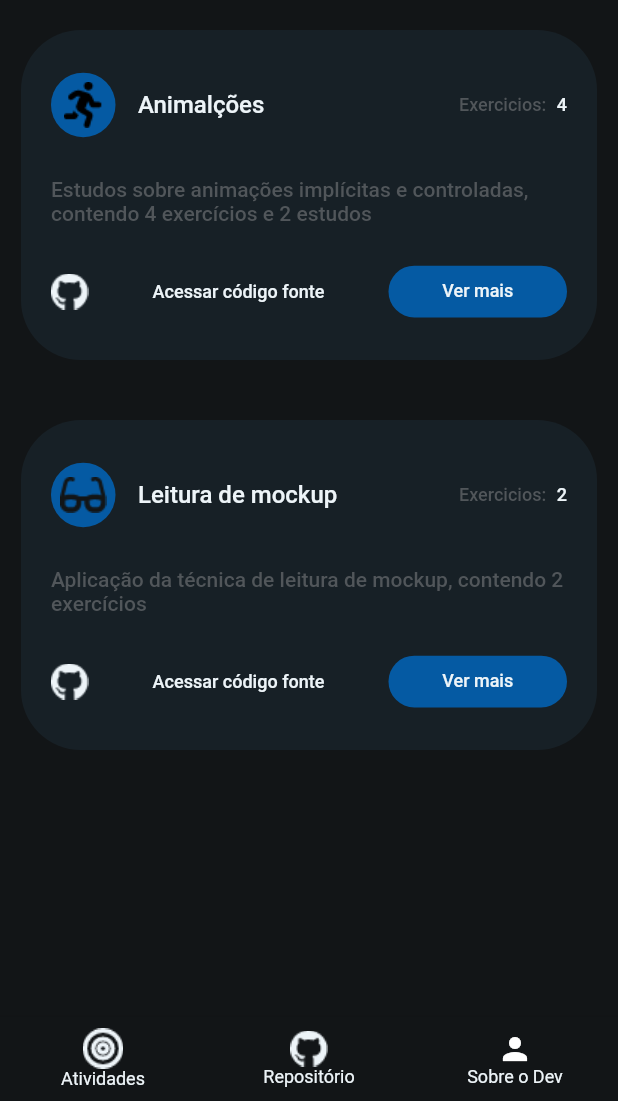
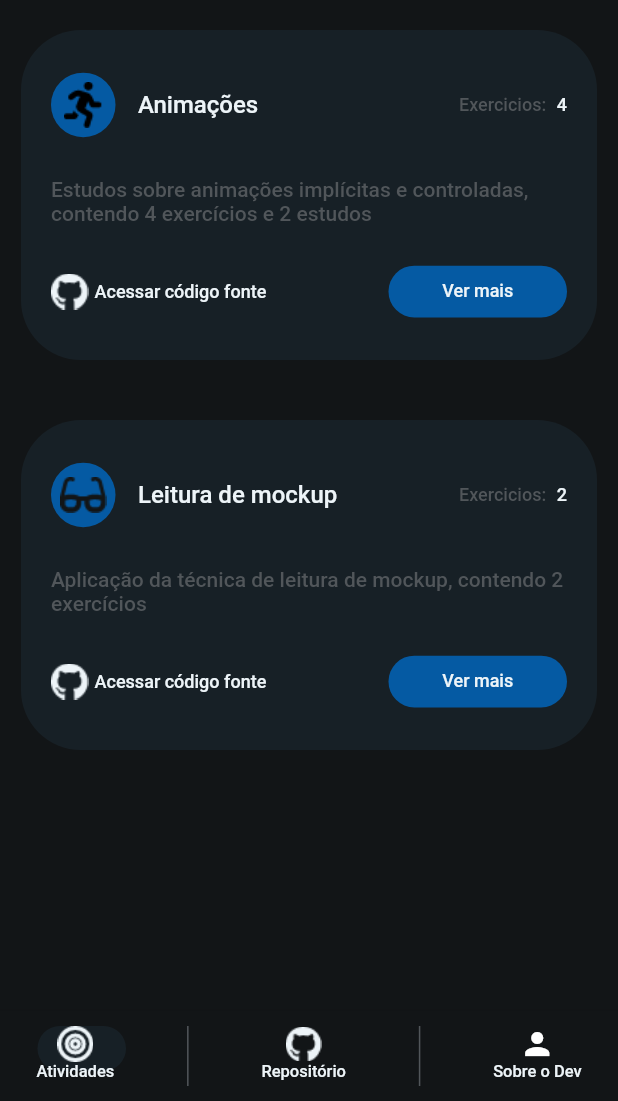
Before and after one commit to CYH05/miscelanea, a Flutter app: the screen it shows after launch, on a phone screen of 412 x 824 dp, the part 135-1236 px from its top. Run offline on Flutter 3.47's test engine with Material 2 defaults, Android fonts, the phone set to English and light mode, and no system bars; our stand-ins replace flutter_svg; Roboto replaces fonts that are missing (Montserrat, Poppins).

Commit message:
Finishing BottomAppBar animation

```diff
--- a/lib/home_page.dart
+++ b/lib/home_page.dart
@@ -1,9 +1,9 @@
 import 'package:flutter/material.dart';
 import 'package:miscelanea/const/colors.dart';
+import 'package:miscelanea/const/font.dart';
 import 'package:miscelanea/pages/about_dev_page.dart';
 import 'package:miscelanea/pages/activity_page.dart';
 import 'package:miscelanea/pages/repository_page.dart';
-import 'package:miscelanea/widgets/bottom_navigation_bar_itens.dart';
 
 class HomePage extends StatefulWidget {
   const HomePage({Key? key}) : super(key: key);
@@ -12,8 +12,10 @@ class HomePage extends StatefulWidget {
   _HomePageState createState() => _HomePageState();
 }
 
-class _HomePageState extends State<HomePage> {
+class _HomePageState extends State<HomePage> with TickerProviderStateMixin {
   int _index = 0;
+  Alignment _alignmentAnimation = Alignment.bottomLeft;
+
   final pages = [
     const ActivityPage(),
     const RepositoryPage(),
@@ -22,20 +24,147 @@ class _HomePageState extends State<HomePage> {
 
   @override
   Widget build(BuildContext context) {
+    Size _size = MediaQuery.of(context).size;
+    double _width = _size.width;
     return Scaffold(
       body: pages[_index],
-      bottomNavigationBar: BottomNavigationBar(
-        onTap: (index) {
-          setState(() {
-            _index = index;
-          });
-        },
-        items: bottomNavigationBarItens,
-        backgroundColor: scaffoldBackground,
-        selectedItemColor: textHighlight,
-        unselectedItemColor: textHighlight,
-        unselectedFontSize: 12,
-        selectedFontSize: 12,
+      bottomNavigationBar: BottomAppBar(
+        color: scaffoldBackground,
+        child: Container(
+          padding: const EdgeInsets.only(top: 10),
+          height: 60,
+          child: Stack(
+            children: [
+              SizedBox(
+                width: _width,
+                child: AnimatedAlign(
+                  alignment: _alignmentAnimation,
+                  duration: const Duration(milliseconds: 500),
+                  child: Padding(
+                    padding:
+                        const EdgeInsets.only(left: 25, right: 25, bottom: 20),
+                    child: Container(
+                      width: 59,
+                      height: 32,
+                      padding: const EdgeInsets.symmetric(vertical: 4),
+                      decoration: BoxDecoration(
+                        borderRadius: BorderRadius.circular(20),
+                        color: cardBackground,
+                      ),
+                    ),
+                  ),
+                ),
+              ),
+              Row(
+                mainAxisAlignment: MainAxisAlignment.spaceAround,
+                children: [
+                  GestureDetector(
+                    onTap: () {
+                      setState(() {
+                        _index = 0;
+                        _alignmentAnimation = Alignment.bottomLeft;
+                      });
+                    },
+                    child: Column(
+                      children: [
+                        Image.asset(
+                          "images/feather_target/Icon feather-target.png",
+                          width: 24,
+                          height: 24,
+                        ),
+                        const Text(
+                          "Atividades",
+                          style: TextStyle(
+                            color: textHighlight,
+                            fontSize: 11,
+                            fontFamily: fontPoppins,
+                            fontWeight: FontWeight.w500,
+                          ),
+                        ),
+                      ],
+                    ),
+                  ),
+                  Column(
+                    children: [
+                      Padding(
+                        padding: const EdgeInsets.only(bottom: 10),
+                        child: Container(
+                          color: textBody,
+                          width: 1,
+                          height: 40,
+                        ),
+                      ),
+                    ],
+                  ),
+                  GestureDetector(
+                    onTap: () {
+                      setState(() {
+                        _index = 1;
+                        _alignmentAnimation = Alignment.bottomCenter;
+                      });
+                    },
+                    child: Column(
+                      children: [
+                        Image.asset(
+                          "images/github/Icon awesome-github.png",
+                          height: 24,
+                          width: 24,
+                        ),
+                        const Text(
+                          "Repositório",
+                          style: TextStyle(
+                            color: textHighlight,
+                            fontSize: 11,
+                            fontFamily: fontPoppins,
+                            fontWeight: FontWeight.w500,
+                          ),
+                        ),
+                      ],
+                    ),
+                  ),
+                  Column(
+                    children: [
+                      Padding(
+                        padding: const EdgeInsets.only(bottom: 10),
+                        child: Container(
+                          color: textBody,
+                          width: 1,
+                          height: 40,
+                        ),
+                      ),
+                    ],
+                  ),
+                  GestureDetector(
+                    onTap: () {
+                      setState(() {
+                        _index = 2;
+                        _alignmentAnimation = Alignment.bottomRight;
+                      });
+                    },
+                    child: Column(
+                      children: const [
+                        Icon(
+                          Icons.person,
+                          color: Colors.white,
+                          size: 24,
+                        ),
+                        Text(
+                          "Sobre o Dev",
+                          style: TextStyle(
+                            color: textHighlight,
+                            fontSize: 11,
+                            fontFamily: fontPoppins,
+                            fontWeight: FontWeight.w500,
+                          ),
+                        ),
+                      ],
+                    ),
+                  ),
+                ],
+              ),
+            ],
+          ),
+        ),
       ),
     );
   }
--- a/lib/pages/about_dev_page.dart
+++ b/lib/pages/about_dev_page.dart
@@ -1,5 +1,6 @@
 import 'package:flutter/material.dart';
 import 'package:miscelanea/const/colors.dart';
+import 'package:miscelanea/url_launcher/url_launcher.dart';
 import 'package:miscelanea/widgets/app_bar.dart';
 import 'package:miscelanea/widgets/about_dev/level_bar.dart';
 import 'package:miscelanea/widgets/technology_card/technology_card.dart';
@@ -71,12 +72,16 @@ class _AboutDevPageState extends State<AboutDevPage> {
                                 height: 22.48,
                               ),
                             ),
-                            Padding(
-                              padding: const EdgeInsets.only(right: 27.34),
-                              child: SvgPicture.asset(
-                                "images/contacts/Icon awesome-github-alt.svg",
-                                width: 12.04,
-                                height: 22.48,
+                            GestureDetector(
+                              onTap: () =>
+                                  launchURL("https://github.com/CYH05"),
+                              child: Padding(
+                                padding: const EdgeInsets.only(right: 27.34),
+                                child: SvgPicture.asset(
+                                  "images/contacts/Icon awesome-github-alt.svg",
+                                  width: 12.04,
+                                  height: 22.48,
+                                ),
                               ),
                             ),
                             Padding(
--- a/lib/pages/activity_page.dart
+++ b/lib/pages/activity_page.dart
@@ -13,11 +13,6 @@ class ActivityPage extends StatefulWidget {
 }
 
 class _ActivityPageState extends State<ActivityPage> {
-  _accessAnimationListPage() {
-    Navigator.push(context,
-        MaterialPageRoute(builder: (context) => const AnimationListPage()));
-  }
-
   @override
   Widget build(BuildContext context) {
     Size _size = MediaQuery.of(context).size;
@@ -38,8 +33,9 @@ class _ActivityPageState extends State<ActivityPage> {
               activityCard(
                 imageIcon:
                     Image.asset("images/runner/Icon awesome-running.png"),
-                title: "Animalções",
+                title: "Animações",
                 activityCount: 4,
+                githubUrl: "https://github.com/CYH05/animations",
                 description:
                     "Estudos sobre animações implícitas e controladas, contendo 4 exercícios e 2 estudos",
                 navigateTo: const AnimationListPage(),
@@ -50,6 +46,7 @@ class _ActivityPageState extends State<ActivityPage> {
                     Image.asset("images/glasses/Icon awesome-glasses.png"),
                 title: "Leitura de mockup",
                 activityCount: 2,
+                githubUrl: "https://github.com/CYH05/front_copy",
                 description:
                     "Aplicação da técnica de leitura de mockup, contendo 2 exercícios",
                 navigateTo: const MockupListPage(),
--- /dev/null
+++ b/lib/url_launcher/url_launcher.dart
@@ -0,0 +1,9 @@
+import 'package:url_launcher/url_launcher.dart';
+
+launchURL(String urlPath) async {
+  if (await canLaunch(urlPath)) {
+    await launch(urlPath);
+  } else {
+    throw 'Could not launch $urlPath';
+  }
+}
--- a/lib/widgets/activity_card/activity_card.dart
+++ b/lib/widgets/activity_card/activity_card.dart
@@ -1,5 +1,6 @@
 import 'package:flutter/material.dart';
 import 'package:miscelanea/const/colors.dart';
+import 'package:miscelanea/url_launcher/url_launcher.dart';
 import 'package:miscelanea/widgets/texts/body_text_text_style.dart';
 import 'package:miscelanea/widgets/texts/description_text_style.dart';
 import 'package:miscelanea/widgets/texts/headline_2_text_style.dart';
@@ -9,6 +10,7 @@ activityCard({
   required String title,
   required int activityCount,
   required String description,
+  required String githubUrl,
   required Widget navigateTo,
   required BuildContext context,
 }) {
@@ -76,10 +78,20 @@ activityCard({
           Row(
             mainAxisAlignment: MainAxisAlignment.spaceBetween,
             children: [
-              Image.asset("images/github/Icon awesome-github.png"),
-              Text(
-                "Acessar código fonte",
-                style: descriptionTextStyle(textHighlight),
+              Row(
+                children: [
+                  Image.asset("images/github/Icon awesome-github.png"),
+                  GestureDetector(
+                    onTap: () => launchURL(githubUrl),
+                    child: Padding(
+                      padding: const EdgeInsets.only(left: 4),
+                      child: Text(
+                        "Acessar código fonte",
+                        style: descriptionTextStyle(textHighlight),
+                      ),
+                    ),
+                  ),
+                ],
               ),
               GestureDetector(
                 onTap: () => Navigator.push(context,
--- a/pubspec.yaml
+++ b/pubspec.yaml
@@ -30,6 +30,7 @@ dependencies:
   flutter:
     sdk: flutter
   flutter_svg: ^1.0.3
+  url_launcher: ^6.0.20
 
   # The following adds the Cupertino Icons font to your application.
   # Use with the CupertinoIcons class for iOS style icons.
```
Also changed, not shown: pubspec.lock, 2 other files.
